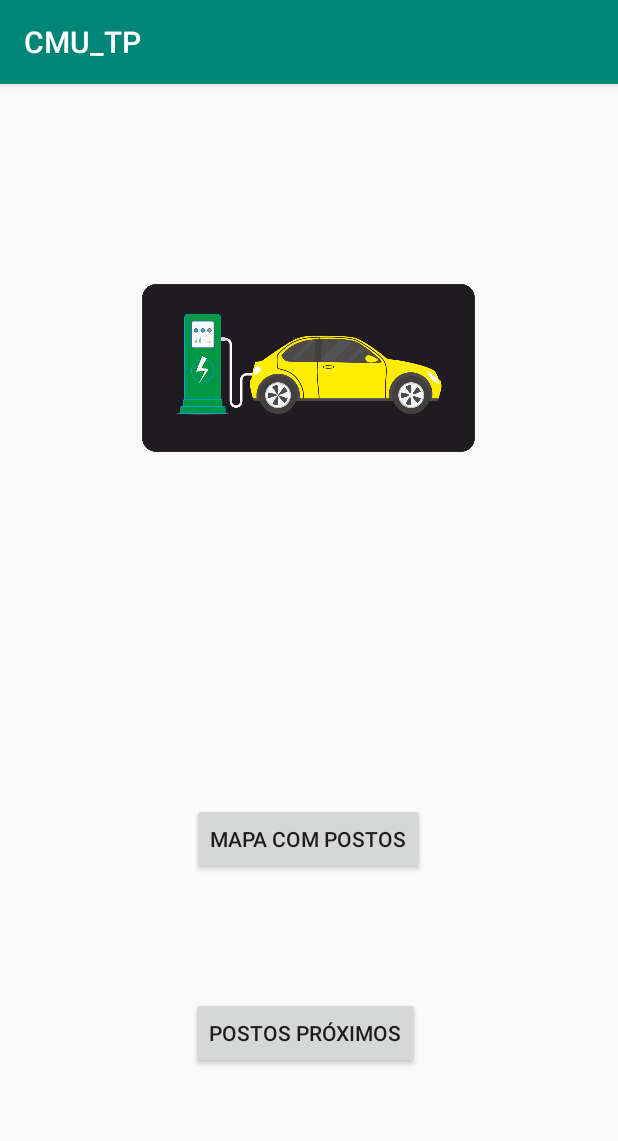
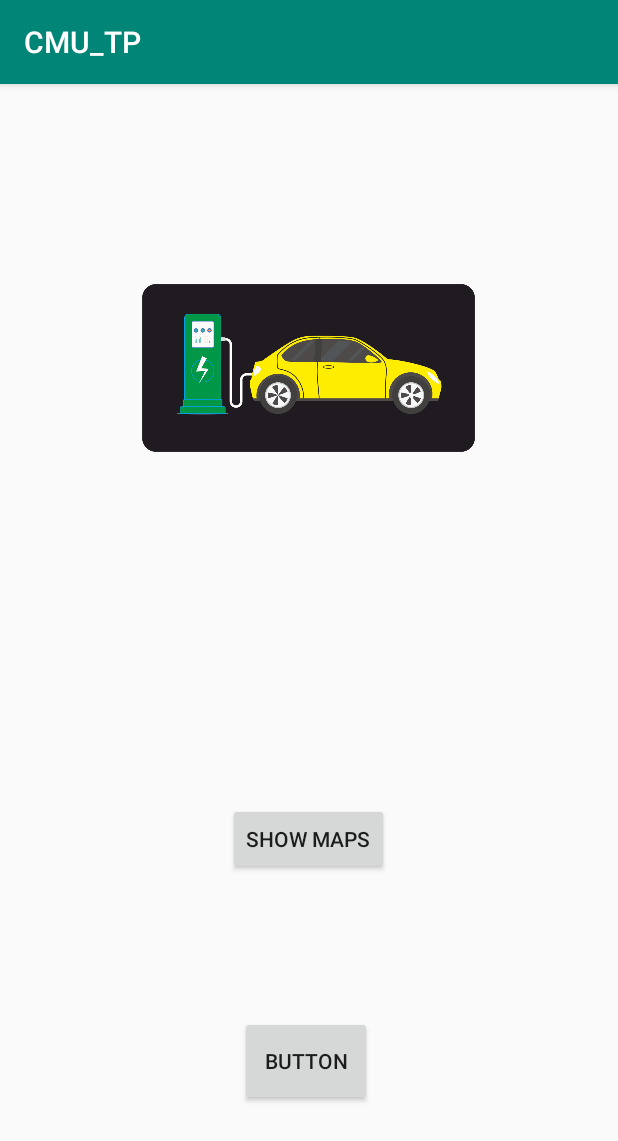
Before and after one commit to Nuno837/CMU_TP, an Android app: the UserActivity screen opened directly, with no data from a screen before it, on a phone screen of 412 x 824 dp. Shown: the top 1141 px of the screen. Run offline under Robolectric (Android 15) with nearby library versions, the phone set to English and light mode, and no system bars.

Commit message:
Revert "Add Up Button (Back Button) on App Bar and change strings"
This reverts commit e5f23af4787bc6503411051ef7b6c54dc3bfce08.

```diff
--- a/app/src/debug/res/values/google_maps_api.xml
+++ b/app/src/debug/res/values/google_maps_api.xml
@@ -20,5 +20,5 @@
     Once you have your key (it starts with "AIza"), replace the "google_maps_key"
     string in this file.
     -->
-    <string name="google_maps_key" templateMergeStrategy="preserve" translatable="false">AIzaSyC6lEJv6Qyy9v3FZgqK2nRomwlb9CrZwtw</string>
+    <string name="google_maps_key" templateMergeStrategy="preserve" translatable="false">AIzaSyD4Pa4Z4JPJSqMoygY8axLg7j64KkgC6D8</string>
 </resources>
--- a/app/src/main/java/pt/ipp/estg/cmu_tp/DetailedInfo.java
+++ b/app/src/main/java/pt/ipp/estg/cmu_tp/DetailedInfo.java
@@ -20,8 +20,6 @@ public class DetailedInfo extends AppCompatActivity {
         super.onCreate(savedInstanceState);
         setContentView(R.layout.activity_detailed_info);
 
-        getSupportActionBar().setDisplayHomeAsUpEnabled(true);
-
         showNome = findViewById(R.id.showNome);
         showMorada = findViewById(R.id.showMorada);
         showCidade = findViewById(R.id.showCidade);
--- a/app/src/main/java/pt/ipp/estg/cmu_tp/Detailed_Info.java
+++ b/app/src/main/java/pt/ipp/estg/cmu_tp/Detailed_Info.java
@@ -16,7 +16,6 @@ public class Detailed_Info extends AppCompatActivity {
         super.onCreate(savedInstanceState);
         setContentView(R.layout.activity_detailed__info);
 
-        getSupportActionBar().setDisplayHomeAsUpEnabled(true);
 
         showNome = findViewById(R.id.show_nome);
         showMorada = findViewById(R.id.show_morada);
--- a/app/src/main/java/pt/ipp/estg/cmu_tp/POI_info.java
+++ b/app/src/main/java/pt/ipp/estg/cmu_tp/POI_info.java
@@ -1,7 +1,6 @@
 package pt.ipp.estg.cmu_tp;
-
+import android.support.v7.app.AppCompatActivity;
 import android.os.Bundle;
-import android.support.v7.app.AppCompatActivity;
 import android.support.v7.widget.DividerItemDecoration;
 import android.support.v7.widget.LinearLayoutManager;
 import android.support.v7.widget.RecyclerView;
@@ -30,8 +29,6 @@ public class POI_info extends AppCompatActivity {
     protected void onCreate(Bundle savedInstanceState) {
         super.onCreate(savedInstanceState);
         setContentView(R.layout.activity_poi_info);
-
-        getSupportActionBar().setDisplayHomeAsUpEnabled(true);
 
         Map<String, String> data = new HashMap<>();
         data.put("output", "json");
--- a/app/src/main/java/pt/ipp/estg/cmu_tp/SignUpActivity.java
+++ b/app/src/main/java/pt/ipp/estg/cmu_tp/SignUpActivity.java
@@ -35,8 +35,6 @@ public class SignUpActivity extends AppCompatActivity {
     protected void onCreate(Bundle savedInstanceState) {
         super.onCreate(savedInstanceState);
         setContentView(R.layout.activity_sign_up);
-
-        getSupportActionBar().setDisplayHomeAsUpEnabled(true);
 
         progressDialog = new ProgressDialog(this);
         progressDialog.setCancelable(false);
--- a/app/src/main/res/layout/activity_main.xml
+++ b/app/src/main/res/layout/activity_main.xml
@@ -70,7 +70,7 @@
             android:layout_marginLeft="20dp"
             android:layout_marginRight="20dp"
             android:layout_marginBottom="10dp"
-            android:text="Login"
+            android:text="Sign In"
             android:textColor="@color/colorPrimary" />
 
         <Button
--- a/app/src/main/res/layout/activity_user.xml
+++ b/app/src/main/res/layout/activity_user.xml
@@ -44,7 +44,7 @@
         android:layout_marginEnd="8dp"
         android:layout_marginRight="8dp"
         android:layout_marginBottom="8dp"
-        android:text="Mapa com Postos"
+        android:text="Show Maps"
         app:layout_constraintBottom_toBottomOf="parent"
         app:layout_constraintEnd_toEndOf="parent"
         app:layout_constraintHorizontal_bias="0.498"
@@ -55,19 +55,19 @@
     <Button
         android:id="@+id/show_POI"
         android:layout_width="wrap_content"
-        android:layout_height="wrap_content"
+        android:layout_height="60dp"
         android:layout_marginStart="160dp"
         android:layout_marginLeft="160dp"
         android:layout_marginTop="67dp"
         android:layout_marginEnd="160dp"
         android:layout_marginRight="160dp"
         android:layout_marginBottom="8dp"
-        android:text="Postos Próximos"
+        android:text="Button"
         app:layout_constraintBottom_toBottomOf="parent"
         app:layout_constraintEnd_toEndOf="parent"
-        app:layout_constraintHorizontal_bias="0.548"
+        app:layout_constraintHorizontal_bias="0.0"
         app:layout_constraintStart_toStartOf="parent"
         app:layout_constraintTop_toBottomOf="@+id/button"
-        app:layout_constraintVertical_bias="0.122" />
+        app:layout_constraintVertical_bias="0.254" />
 
 </android.support.constraint.ConstraintLayout>
```
Also changed, not shown: app/src/main/AndroidManifest.xml (+4 -27 lines), app/src/main/java/pt/ipp/estg/cmu_tp/UserActivity.java (+8 -1 lines), app/src/main/res/values/strings.xml (+4 -4 lines).
